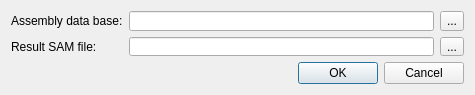
violethaze74/ugene, file src/corelibs/U2View/src/util_dna_assembly/ui/AssemblyToSamDialog.ui: the form before one commit.
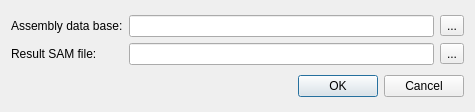
The form after the commit.

Commit message: UGENE-2931 fix + some dialog layout correction

Diff of the .ui file:
```diff
--- a/src/corelibs/U2View/src/util_dna_assembly/ui/AssemblyToSamDialog.ui
+++ b/src/corelibs/U2View/src/util_dna_assembly/ui/AssemblyToSamDialog.ui
@@ -10,7 +10,7 @@
     <x>0</x>
     <y>0</y>
     <width>475</width>
-    <height>95</height>
+    <height>112</height>
    </rect>
   </property>
   <property name="minimumSize">
```
The commit also changes 2 other files.
